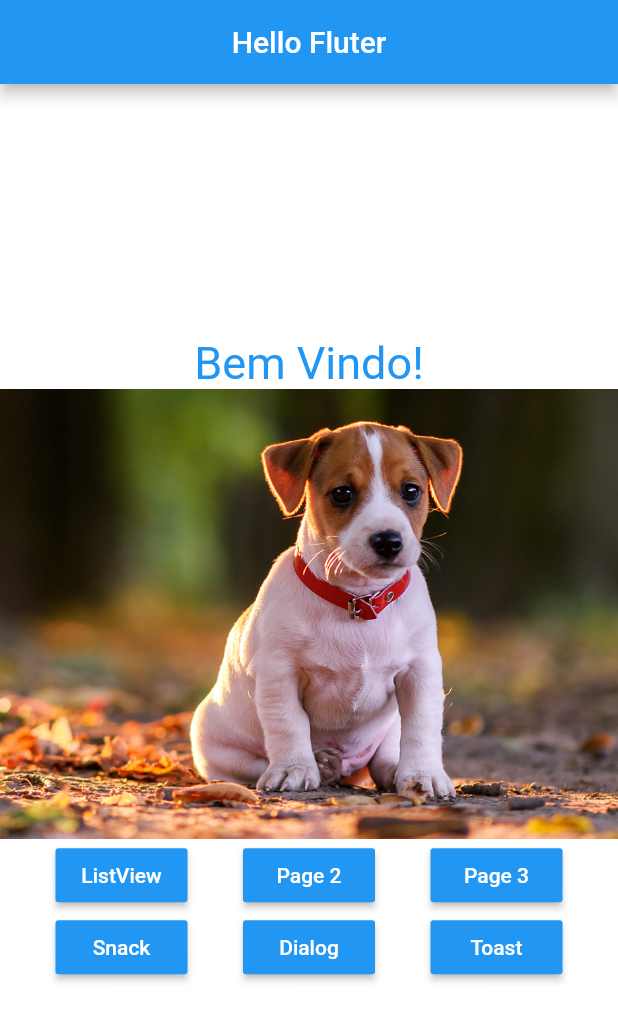
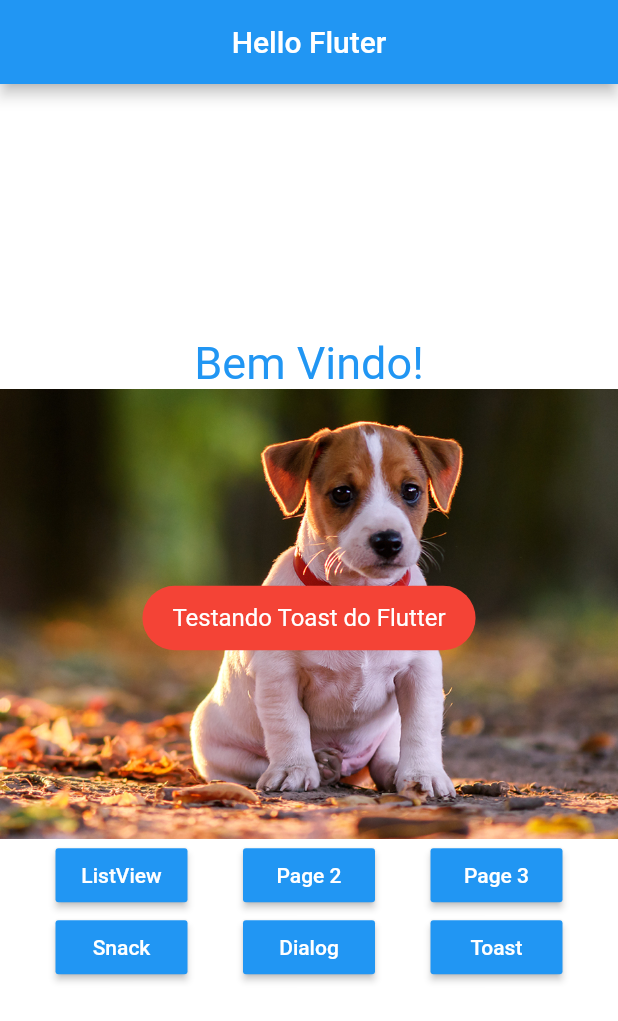
Before and after one commit to gabriellopesjds/flutter_widgets, a Flutter app: the screen it shows after launch, after a tap on "Toast", on a phone screen of 412 x 824 dp. Shown: the top 1021 px of the screen. Run offline on Flutter 3.47's test engine with Material 2 defaults, Android fonts, the phone set to English and light mode, and no system bars; our stand-ins replace fluttertoast.

Commit message:
Widgets Toast

```diff
--- a/lib/home_page.dart
+++ b/lib/home_page.dart
@@ -6,6 +6,7 @@ import 'package:flutter_widgets/pages/hello_page3.dart';
 import 'package:flutter_widgets/pages/listview_page_example.dart';
 import 'package:flutter_widgets/pages/listview_teste.dart';
 import 'package:flutter_widgets/widgets/blue_button.dart';
+import 'package:fluttertoast/fluttertoast.dart';
 
 class HomePage extends StatelessWidget {
   @override
@@ -68,7 +69,7 @@ class HomePage extends StatelessWidget {
               children: <Widget>[
                 BlueButton("Snack", () => _onClickSnack(context)),
                 BlueButton("Dialog", () => _onClickDialog(context)),
-                BlueButton("Toast", () => _onClickToast()),
+                BlueButton("Toast", () => _onClickToast("Testando Toast do Flutter")),
               ],
             )
           ],
@@ -110,13 +111,14 @@ class HomePage extends StatelessWidget {
                   child: Text("CANCELAR"),
                   onPressed: () {
                     Navigator.pop(context);
+                    _onClickToast("Erro ao processar as informações! :/", color: Colors.red);
                   },
                 ),
                 FlatButton(
                   child: Text("OK"),
                   onPressed: () {
                     Navigator.pop(context);
-                    print("Clicou no OK !!!");
+                    _onClickToast("Informaçõe gravadas com sucesso! :D", color: Colors.green);
                   },
                 ),
               ],
@@ -125,7 +127,17 @@ class HomePage extends StatelessWidget {
         });
   }
 
-  Function _onClickToast() {}
+  Function _onClickToast(String msg, {Color color : Colors.red}) {
+    Fluttertoast.showToast(
+      msg: msg,
+      toastLength: Toast.LENGTH_LONG,
+      gravity: ToastGravity.CENTER,
+      timeInSecForIos: 5,
+      backgroundColor: color,
+      textColor: Colors.white,
+      fontSize: 16.0,
+    );
+  }
 
   void _onClickNavigator(BuildContext context, Widget page) async {
     String retorno = await push(context, page);
--- a/pubspec.yaml
+++ b/pubspec.yaml
@@ -19,6 +19,8 @@ environment:
 dependencies:
   flutter:
     sdk: flutter
+
+  fluttertoast: ^3.1.3
 
   # The following adds the Cupertino Icons font to your application.
   # Use with the CupertinoIcons class for iOS style icons.
```
Also changed, not shown: pubspec.lock.
